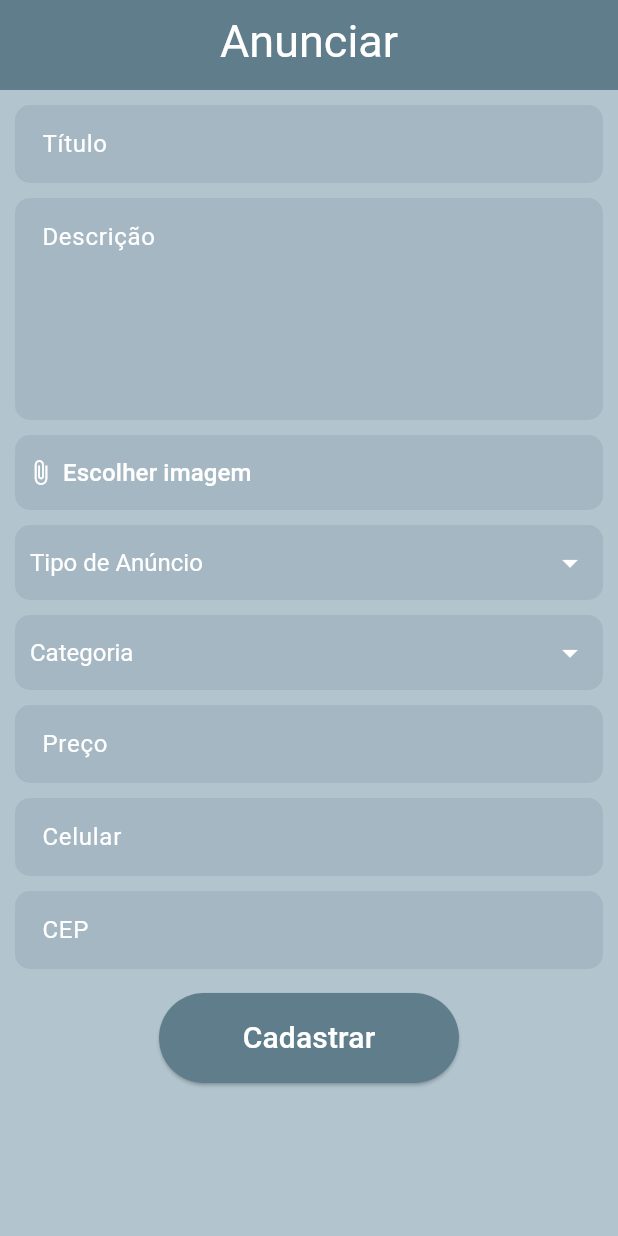
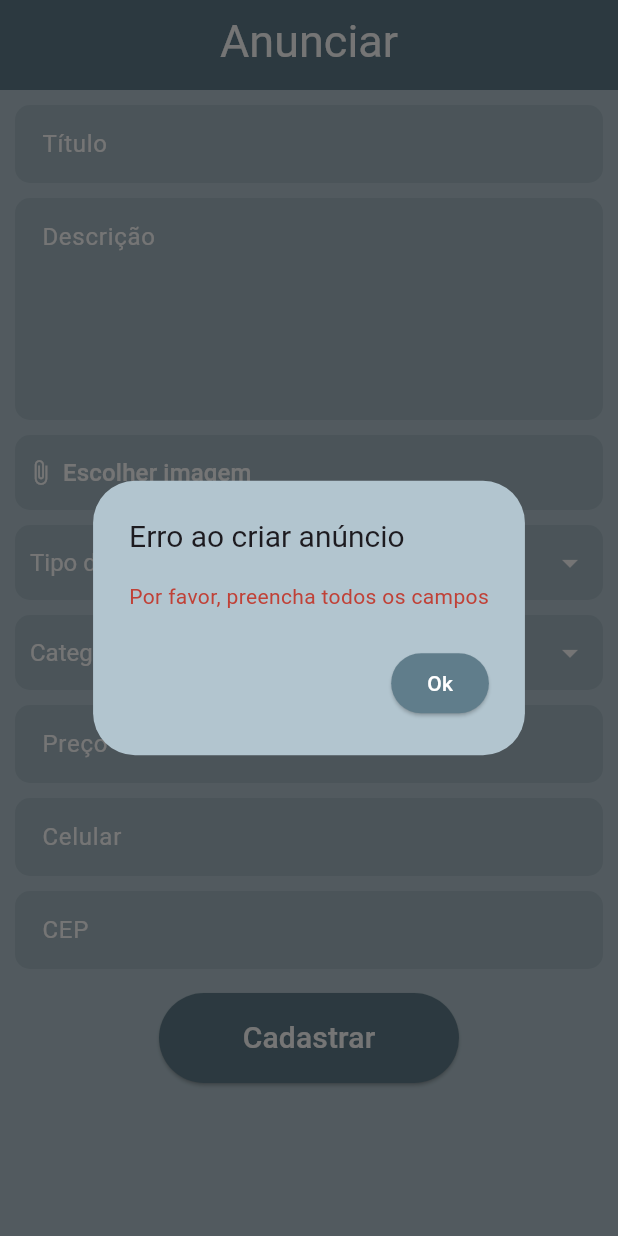
Before and after one commit to Trthomaz/sistema_de_anuncios, a Flutter app: the Anunciar screen opened directly with empty values, after a tap on "Cadastrar", on a phone screen of 412 x 824 dp. Run offline on Flutter 3.47's test engine with Material 3 defaults, Android fonts, the phone set to English and light mode, and no system bars; our stand-ins replace flutter_rating_bar, image_picker, mask_text_input_formatter.

Commit message:
Obrigatoriedade dos campos no anunciar

```diff
--- a/Front/lib/main.dart
+++ b/Front/lib/main.dart
@@ -1,8 +1,5 @@
 import 'package:flutter/material.dart';
 import 'package:sistema_de_anuncios/pages/login.dart';
-import 'package:sistema_de_anuncios/pages/navigation/navigation.dart';
-import 'package:sistema_de_anuncios/pages/navigation/mensagens.dart';
-import 'package:sistema_de_anuncios/pages/requisicao.dart';
 
 void main() async {
   runApp(MaterialApp(
--- a/Front/lib/pages/navigation/anunciar.dart
+++ b/Front/lib/pages/navigation/anunciar.dart
@@ -630,6 +630,47 @@ class _AnunciarState extends State<Anunciar> {
                       height: 60,
                       child: ElevatedButton(
                         onPressed: () async {
+                          if (_tituloController.text.isEmpty ||
+                              _descricaoController.text.isEmpty ||
+                              _precoController.text.isEmpty ||
+                              _celularController.text.isEmpty ||
+                              _cepController.text.isEmpty ||
+                              categoria == null ||
+                              tipo == null) {
+                            return showDialog(
+                                context: context,
+                                builder: (BuildContext context) {
+                                  return AlertDialog(
+                                    title: Text(
+                                      "Erro ao criar anúncio",
+                                      style: TextStyle(fontSize: 20),
+                                    ),
+                                    backgroundColor: Theme.of(context)
+                                        .scaffoldBackgroundColor,
+                                    content: Text(
+                                        "Por favor, preencha todos os campos",
+                                        style: TextStyle(
+                                            color: const Color.fromARGB(
+                                                255, 192, 65, 55))),
+                                    actions: [
+                                      ElevatedButton(
+                                        child: Text("Ok",
+                                            style: TextStyle(
+                                                color: Theme.of(context)
+                                                    .primaryColorLight)),
+                                        onPressed: () {
+                                          Navigator.of(context).pop();
+                                        },
+                                        style: ElevatedButton.styleFrom(
+                                            backgroundColor: Theme.of(context)
+                                                .primaryColor
+                                                .withOpacity(1)),
+                                      )
+                                    ],
+                                  );
+                                });
+                          }
+                          else{
                             bool anunciar = await _anunciar();
                             if (anunciar) {
                               return showDialog(
@@ -669,6 +710,7 @@ class _AnunciarState extends State<Anunciar> {
                                       ],
                                     );
                                   });
+                            }
                           }
                         },
                         style: ButtonStyle(
```
Lines whose indentation alone changed are shown as unchanged.
